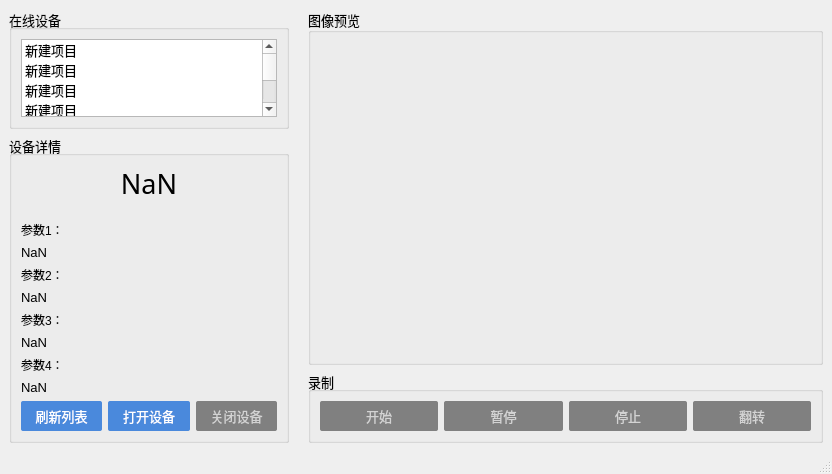
Before: the Qt Designer form mainwindow.ui in zyxeeker/CameraTool_Qt, drawn with Qt 5.
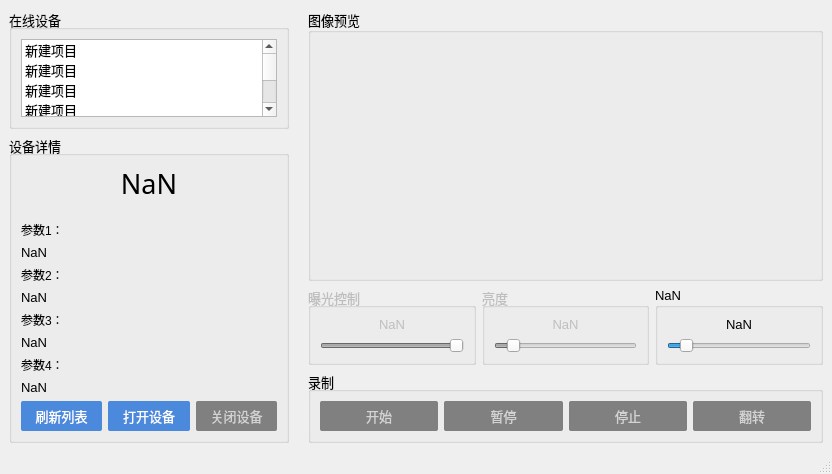
After: the same form once the commit is applied. Icons and pictures are not drawn. Custom widgets are drawn as their Qt base class.

Commit message: ✔[add]UI加入曝光控制

```diff
--- a/mainwindow.ui
+++ b/mainwindow.ui
@@ -43,19 +43,6 @@
            <string>图像预览</string>
           </property>
           <layout class="QGridLayout" name="gridLayout_11">
-           <item row="1" column="2">
-            <spacer name="horizontalSpacer_5">
-             <property name="orientation">
-              <enum>Qt::Horizontal</enum>
-             </property>
-             <property name="sizeHint" stdset="0">
-              <size>
-               <width>40</width>
-               <height>20</height>
-              </size>
-             </property>
-            </spacer>
-           </item>
            <item row="1" column="0">
             <spacer name="horizontalSpacer_4">
              <property name="orientation">
@@ -69,6 +56,45 @@
              </property>
             </spacer>
            </item>
+           <item row="0" column="1">
+            <spacer name="verticalSpacer_2">
+             <property name="orientation">
+              <enum>Qt::Vertical</enum>
+             </property>
+             <property name="sizeHint" stdset="0">
+              <size>
+               <width>20</width>
+               <height>40</height>
+              </size>
+             </property>
+            </spacer>
+           </item>
+           <item row="2" column="1">
+            <spacer name="verticalSpacer_3">
+             <property name="orientation">
+              <enum>Qt::Vertical</enum>
+             </property>
+             <property name="sizeHint" stdset="0">
+              <size>
+               <width>20</width>
+               <height>40</height>
+              </size>
+             </property>
+            </spacer>
+           </item>
+           <item row="1" column="2">
+            <spacer name="horizontalSpacer_5">
+             <property name="orientation">
+              <enum>Qt::Horizontal</enum>
+             </property>
+             <property name="sizeHint" stdset="0">
+              <size>
+               <width>40</width>
+               <height>20</height>
+              </size>
+             </property>
+            </spacer>
+           </item>
            <item row="1" column="1">
             <widget class="MouseTrackLabel" name="frame">
              <property name="pixmap">
@@ -79,36 +105,10 @@
              </property>
             </widget>
            </item>
-           <item row="2" column="1">
-            <spacer name="verticalSpacer_3">
-             <property name="orientation">
-              <enum>Qt::Vertical</enum>
-             </property>
-             <property name="sizeHint" stdset="0">
-              <size>
-               <width>20</width>
-               <height>40</height>
-              </size>
-             </property>
-            </spacer>
-           </item>
-           <item row="0" column="1">
-            <spacer name="verticalSpacer_2">
-             <property name="orientation">
-              <enum>Qt::Vertical</enum>
-             </property>
-             <property name="sizeHint" stdset="0">
-              <size>
-               <width>20</width>
-               <height>40</height>
-              </size>
-             </property>
-            </spacer>
-           </item>
           </layout>
          </widget>
         </item>
-        <item row="2" column="0">
+        <item row="3" column="0">
          <widget class="QGroupBox" name="groupBox_5">
           <property name="font">
            <font>
@@ -310,6 +310,172 @@
           </layout>
          </widget>
         </item>
+        <item row="2" column="0">
+         <layout class="QHBoxLayout" name="horizontalLayout_2">
+          <item>
+           <widget class="QGroupBox" name="exposure_box">
+            <property name="enabled">
+             <bool>false</bool>
+            </property>
+            <property name="font">
+             <font>
+              <family>Microsoft YaHei UI</family>
+              <pointsize>10</pointsize>
+             </font>
+            </property>
+            <property name="title">
+             <string>曝光控制</string>
+            </property>
+            <layout class="QGridLayout" name="gridLayout_9">
+             <item row="1" column="1">
+              <spacer name="horizontalSpacer_2">
+               <property name="orientation">
+                <enum>Qt::Horizontal</enum>
+               </property>
+               <property name="sizeType">
+                <enum>QSizePolicy::Ignored</enum>
+               </property>
+               <property name="sizeHint" stdset="0">
+                <size>
+                 <width>0</width>
+                 <height>0</height>
+                </size>
+               </property>
+              </spacer>
+             </item>
+             <item row="1" column="2">
+              <widget class="QSlider" name="exposure_value">
+               <property name="minimum">
+                <number>-11</number>
+               </property>
+               <property name="maximum">
+                <number>-2</number>
+               </property>
+               <property name="orientation">
+                <enum>Qt::Horizontal</enum>
+               </property>
+              </widget>
+             </item>
+             <item row="0" column="2">
+              <widget class="QLabel" name="exposure_label">
+               <property name="text">
+                <string>NaN</string>
+               </property>
+               <property name="alignment">
+                <set>Qt::AlignCenter</set>
+               </property>
+              </widget>
+             </item>
+            </layout>
+           </widget>
+          </item>
+          <item>
+           <widget class="QGroupBox" name="light">
+            <property name="enabled">
+             <bool>false</bool>
+            </property>
+            <property name="font">
+             <font>
+              <family>Microsoft YaHei UI</family>
+              <pointsize>10</pointsize>
+             </font>
+            </property>
+            <property name="title">
+             <string>亮度</string>
+            </property>
+            <layout class="QGridLayout" name="gridLayout_8">
+             <item row="1" column="1">
+              <spacer name="horizontalSpacer">
+               <property name="orientation">
+                <enum>Qt::Horizontal</enum>
+               </property>
+               <property name="sizeType">
+                <enum>QSizePolicy::Ignored</enum>
+               </property>
+               <property name="sizeHint" stdset="0">
+                <size>
+                 <width>0</width>
+                 <height>0</height>
+                </size>
+               </property>
+              </spacer>
+             </item>
+             <item row="1" column="2">
+              <widget class="QSlider" name="light_value">
+               <property name="minimum">
+                <number>-10</number>
+               </property>
+               <property name="orientation">
+                <enum>Qt::Horizontal</enum>
+               </property>
+              </widget>
+             </item>
+             <item row="0" column="2">
+              <widget class="QLabel" name="light_label">
+               <property name="text">
+                <string>NaN</string>
+               </property>
+               <property name="alignment">
+                <set>Qt::AlignCenter</set>
+               </property>
+              </widget>
+             </item>
+            </layout>
+           </widget>
+          </item>
+          <item>
+           <widget class="QGroupBox" name="groupBox_8">
+            <property name="font">
+             <font>
+              <family>Microsoft YaHei UI</family>
+              <pointsize>10</pointsize>
+             </font>
+            </property>
+            <property name="title">
+             <string>NaN</string>
+            </property>
+            <layout class="QGridLayout" name="gridLayout_13">
+             <item row="1" column="1">
+              <spacer name="horizontalSpacer_8">
+               <property name="orientation">
+                <enum>Qt::Horizontal</enum>
+               </property>
+               <property name="sizeType">
+                <enum>QSizePolicy::Ignored</enum>
+               </property>
+               <property name="sizeHint" stdset="0">
+                <size>
+                 <width>0</width>
+                 <height>0</height>
+                </size>
+               </property>
+              </spacer>
+             </item>
+             <item row="1" column="2">
+              <widget class="QSlider" name="horizontalSlider_3">
+               <property name="minimum">
+                <number>-10</number>
+               </property>
+               <property name="orientation">
+                <enum>Qt::Horizontal</enum>
+               </property>
+              </widget>
+             </item>
+             <item row="0" column="2">
+              <widget class="QLabel" name="label_16">
+               <property name="text">
+                <string>NaN</string>
+               </property>
+               <property name="alignment">
+                <set>Qt::AlignCenter</set>
+               </property>
+              </widget>
+             </item>
+            </layout>
+           </widget>
+          </item>
+         </layout>
+        </item>
        </layout>
       </item>
       <item row="0" column="1">
```
